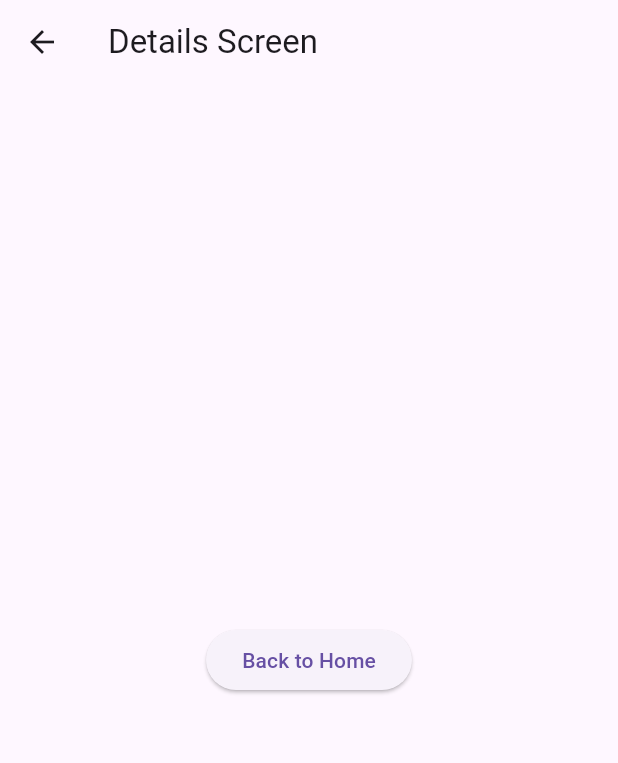
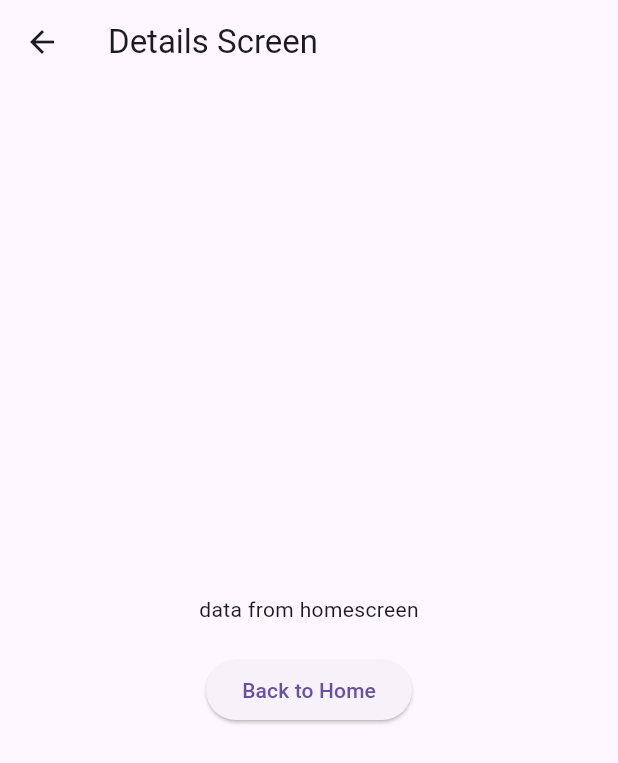
Before and after one commit to rifk7s/flutter_navigation_and_routing, a Flutter app: the screen it shows after launch, after a tap on "Open Details", on a phone screen of 412 x 824 dp. Shown: the top 763 px of the screen. Run offline on Flutter 3.47's test engine with Material 3 defaults, Android fonts, the light colour scheme and no system bars.

Commit message:
checkpoint #3 pass data through named routes
Signed-off-by: rifkys <rifkip1337@gmail.com>

```diff
--- a/lib/main.dart
+++ b/lib/main.dart
@@ -1,5 +1,4 @@
 import 'package:flutter/material.dart';
-
 
 void main() => runApp(MyApp());
 
@@ -25,7 +24,11 @@ class HomeScreen extends StatelessWidget {
       body: Center(
         child: ElevatedButton(
           onPressed: () {
-            Navigator.pushNamed(context, '/details');
+            Navigator.pushNamed(
+              context,
+              '/details',
+              arguments: "data from homescreen",
+            );
           },
           child: Text('Open Details'),
         ),
@@ -37,14 +40,21 @@ class HomeScreen extends StatelessWidget {
 class DetailsScreen extends StatelessWidget {
   @override
   Widget build(BuildContext context) {
+    final args = ModalRoute.of(context)!.settings.arguments as String?;
+
     return Scaffold(
       appBar: AppBar(title: Text('Details Screen')),
       body: Center(
-        child: ElevatedButton(
-          onPressed: () {
-            Navigator.pop(context);
-          },
-          child: Text('Back to Home'),
+        child: Column(
+          mainAxisAlignment: MainAxisAlignment.center,
+          children: [
+            Text(args ?? 'No data received'),
+            SizedBox(height: 20),
+            ElevatedButton(
+              onPressed: () => Navigator.pop(context),
+              child: Text('Back to Home'),
+            ),
+          ],
         ),
       ),
     );
```
